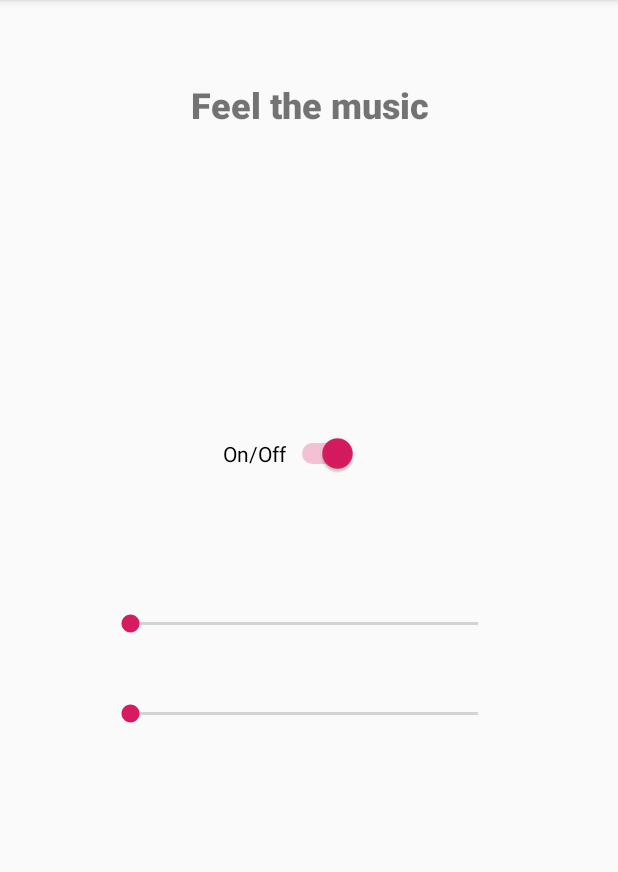
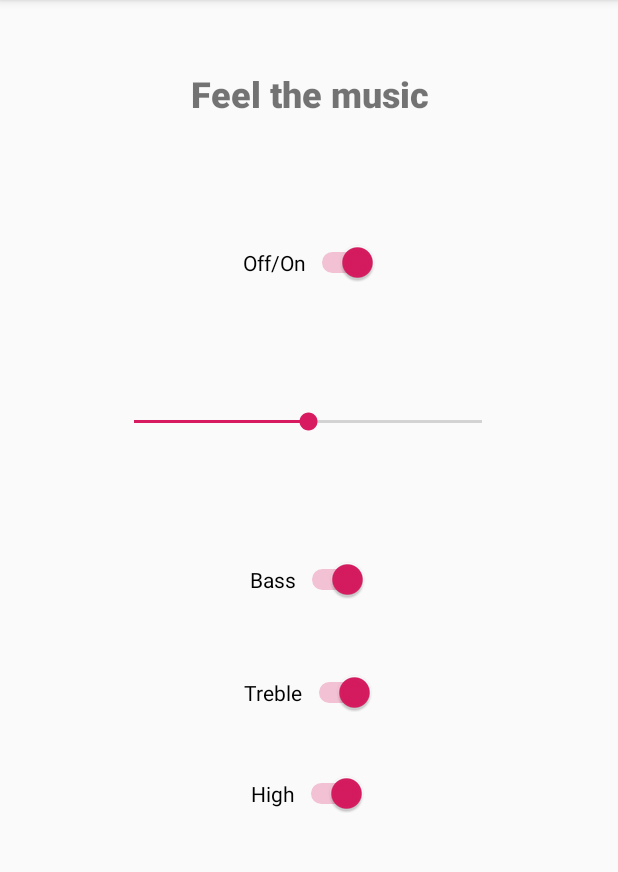
Before and after one commit to tundecz/smartInstrument, an Android app: the screen it shows after launch (MainActivity), on a phone screen of 412 x 824 dp, the part 84-956 px from its top. Run offline under Robolectric (Android 15) with nearby library versions, the phone set to English and light mode, and no system bars.

Commit message:
Improved Android UI

```diff
--- a/ClientApplication/app/src/main/java/com/example/hapticfeedbackapplication/MainActivity.java
+++ b/ClientApplication/app/src/main/java/com/example/hapticfeedbackapplication/MainActivity.java
@@ -5,6 +5,7 @@ import androidx.appcompat.app.AppCompatActivity;
 import android.os.Bundle;
 import android.widget.SeekBar;
 import android.widget.Switch;
+import android.widget.Toast;
 
 import java.net.Socket;
 
@@ -13,23 +14,54 @@ public class MainActivity extends AppCompatActivity {
     String SERVER_IP;
     Integer SERVER_PORT;
     Switch onOffSwitch;
-    SeekBar bassSeekBar;
+    Switch bassOnOffSwitch;
+    Switch trebleOnOffSwitch;
+    Switch highOnOffSwitch;
     SeekBar seekBar;
+    int seekBarProgress = 50;
 
     @Override
     protected void onCreate(Bundle savedInstanceState) {
         super.onCreate(savedInstanceState);
         setContentView(R.layout.activity_main);
-        onOffSwitch = findViewById(R.id.on_off_switch);
-        bassSeekBar = findViewById(R.id.bass_seek_bar);
-        seekBar = findViewById(R.id.seek_bar);
+        initializeVariables();
+        setDefaultValues();
 
-        onOffSwitch.setChecked(true); // wa want to be on when we start the application
+       // wa want to be on when we start the application
+
+        seekBar.setOnSeekBarChangeListener(new SeekBar.OnSeekBarChangeListener() {
+            @Override
+            public void onProgressChanged(SeekBar seekBar, int progress, boolean fromUser) {
+                Toast.makeText(getApplicationContext(),"seekbar progress: " + progress, Toast.LENGTH_SHORT).show();
+            }
+
+            @Override
+            public void onStartTrackingTouch(SeekBar seekBar) {
+//                Toast.makeText(getApplicationContext(), "seekbar touch started!", Toast.LENGTH_SHORT).show();
+            }
+
+            @Override
+            public void onStopTrackingTouch(SeekBar seekBar) {
+//                Toast.makeText(getApplicationContext(), "sekkabr touched stopped!", Toast.LENGTH_SHORT).show();
+            }
+        });
 
 //        new Thread(new ClientThread()).start();
     }
 
-    public void onProgressChanged(SeekBar seekBar, int progressValue, boolean fromUser){
+    private void initializeVariables(){
+        onOffSwitch = findViewById(R.id.on_off_switch);
+        bassOnOffSwitch= findViewById(R.id.bass_on_off_switch);
+        trebleOnOffSwitch = findViewById(R.id.treble_on_off_switch);
+        highOnOffSwitch = findViewById(R.id.high_on_off_switch);
+        seekBar = findViewById(R.id.seek_bar);
+    }
 
+    private void setDefaultValues(){
+        onOffSwitch.setChecked(true);
+        bassOnOffSwitch.setChecked(true);
+        trebleOnOffSwitch.setChecked(true);
+        highOnOffSwitch.setChecked(true);
+        seekBar.setProgress(seekBarProgress);
     }
 }
--- a/ClientApplication/app/src/main/res/layout/activity_main.xml
+++ b/ClientApplication/app/src/main/res/layout/activity_main.xml
@@ -6,61 +6,78 @@
     android:layout_height="match_parent"
     tools:context=".MainActivity">
 
+    <Switch
+        android:id="@+id/high_on_off_switch"
+        android:layout_width="wrap_content"
+        android:layout_height="wrap_content"
+        android:layout_marginTop="40dp"
+        android:text="@string/high_on_off"
+        app:layout_constraintBottom_toBottomOf="parent"
+        app:layout_constraintEnd_toEndOf="parent"
+        app:layout_constraintStart_toStartOf="parent"
+        app:layout_constraintTop_toBottomOf="@+id/treble_on_off_switch"
+        app:layout_constraintVertical_bias="0.0" />
+
+    <Switch
+        android:id="@+id/bass_on_off_switch"
+        android:layout_width="wrap_content"
+        android:layout_height="wrap_content"
+        android:layout_marginTop="160dp"
+        android:text="@string/bass_on_off"
+        app:layout_constraintBottom_toBottomOf="parent"
+        app:layout_constraintEnd_toEndOf="parent"
+        app:layout_constraintStart_toStartOf="parent"
+        app:layout_constraintTop_toBottomOf="@+id/on_off_switch"
+        app:layout_constraintVertical_bias="0.062" />
+
     <SeekBar
         android:id="@+id/seek_bar"
         android:layout_width="264dp"
         android:layout_height="24dp"
-        android:layout_marginStart="70dp"
-        android:layout_marginLeft="70dp"
-        android:layout_marginEnd="77dp"
-        android:layout_marginRight="77dp"
-        android:layout_marginBottom="340dp"
         app:layout_constraintBottom_toBottomOf="parent"
         app:layout_constraintEnd_toEndOf="parent"
-        app:layout_constraintHorizontal_bias="1.0"
-        app:layout_constraintStart_toStartOf="parent" />
-
-    <SeekBar
-        android:id="@+id/bass_seek_bar"
-        android:layout_width="264dp"
-        android:layout_height="24dp"
-        android:layout_marginStart="70dp"
-        android:layout_marginLeft="70dp"
-        android:layout_marginEnd="77dp"
-        android:layout_marginRight="77dp"
-        android:layout_marginBottom="280dp"
-        app:layout_constraintBottom_toBottomOf="parent"
-        app:layout_constraintEnd_toEndOf="parent"
-        app:layout_constraintHorizontal_bias="1.0"
-        app:layout_constraintStart_toStartOf="parent" />
+        app:layout_constraintHorizontal_bias="0.496"
+        app:layout_constraintStart_toStartOf="parent"
+        app:layout_constraintTop_toTopOf="parent"
+        app:layout_constraintVertical_bias="0.362" />
 
     <Switch
         android:id="@+id/on_off_switch"
         android:layout_width="wrap_content"
         android:layout_height="wrap_content"
-        android:layout_marginEnd="164dp"
-        android:layout_marginRight="164dp"
-        android:layout_marginBottom="148dp"
         android:text="@string/on_off"
-        app:layout_constraintBottom_toTopOf="@+id/bass_seek_bar"
+        app:layout_constraintBottom_toTopOf="@+id/seek_bar"
         app:layout_constraintEnd_toEndOf="parent"
-        app:layout_constraintHorizontal_bias="0.939"
-        app:layout_constraintStart_toStartOf="parent" />
+        app:layout_constraintHorizontal_bias="0.504"
+        app:layout_constraintStart_toStartOf="parent"
+        app:layout_constraintTop_toTopOf="parent"
+        app:layout_constraintVertical_bias="0.668" />
 
     <TextView
         android:id="@+id/textView2"
         android:layout_width="223dp"
         android:layout_height="63dp"
-        android:layout_marginBottom="76dp"
         android:foregroundGravity="center"
         android:gravity="center"
         android:text="@string/feel_the_music"
         android:textSize="24sp"
         app:fontFamily="sans-serif-black"
-        app:layout_constraintBottom_toTopOf="@+id/on_off_switch"
+        app:layout_constraintBottom_toTopOf="@+id/seek_bar"
         app:layout_constraintEnd_toEndOf="parent"
         app:layout_constraintStart_toStartOf="parent"
         app:layout_constraintTop_toTopOf="parent"
-        app:layout_constraintVertical_bias="0.253" />
+        app:layout_constraintVertical_bias="0.148" />
+
+    <Switch
+        android:id="@+id/treble_on_off_switch"
+        android:layout_width="wrap_content"
+        android:layout_height="wrap_content"
+        android:layout_marginTop="40dp"
+        android:text="@string/treble_on_off"
+        app:layout_constraintBottom_toBottomOf="parent"
+        app:layout_constraintEnd_toEndOf="parent"
+        app:layout_constraintStart_toStartOf="parent"
+        app:layout_constraintTop_toBottomOf="@+id/bass_on_off_switch"
+        app:layout_constraintVertical_bias="0.026" />
 
 </androidx.constraintlayout.widget.ConstraintLayout>
--- a/ClientApplication/app/src/main/res/values/strings.xml
+++ b/ClientApplication/app/src/main/res/values/strings.xml
@@ -1,5 +1,8 @@
 <resources>
     <string name="app_name">HapticFeedbackApplication</string>
-    <string name="on_off">On/Off</string>
+    <string name="on_off">Off/On</string>
     <string name="feel_the_music">Feel the music</string>
+    <string name="bass_on_off">Bass</string>
+    <string name="treble_on_off">Treble</string>
+    <string name="high_on_off">High</string>
 </resources>
```
